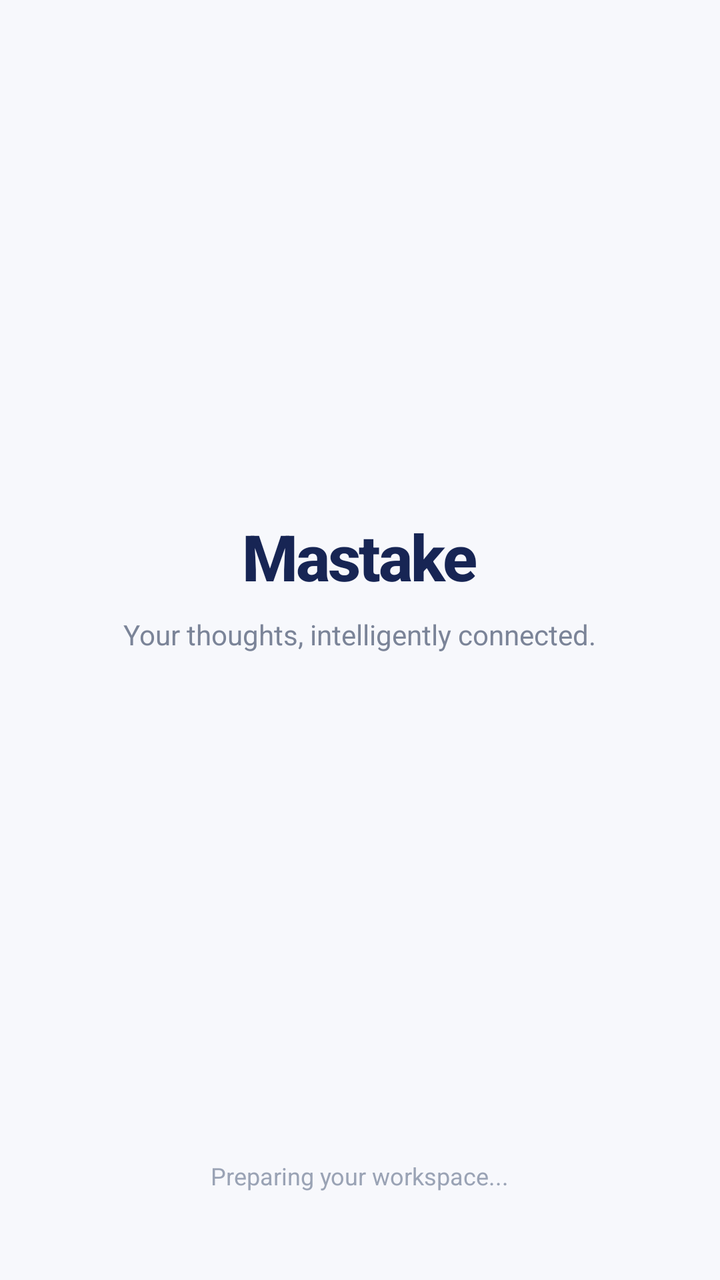
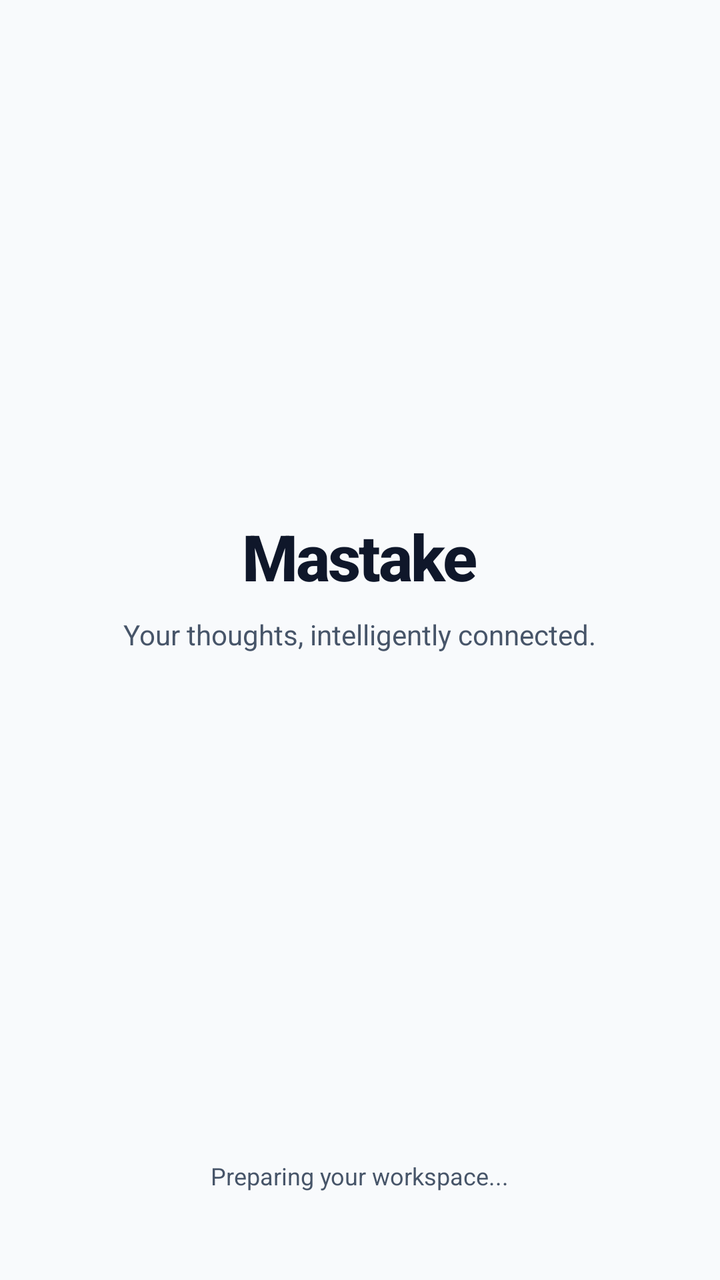

Compare the two renders of this Android layout. The source of the first and the diff that turns it into the second are given below.
<!-- AndroidManifest.xml: application theme Theme.Mastaka -->
<!-- res/layout/activity_splash.xml -->
<LinearLayout xmlns:android="http://schemas.android.com/apk/res/android"
    xmlns:tools="http://schemas.android.com/tools"
    android:id="@+id/main"
    android:layout_width="match_parent"
    android:layout_height="match_parent"
    android:orientation="vertical"
    android:gravity="center"
    android:background="#F7F8FC"
    android:padding="24dp"
    tools:context=".activities.SplashActivity">

    
    <LinearLayout
        android:layout_width="match_parent"
        android:layout_height="0dp"
        android:layout_weight="1"
        android:gravity="center"
        android:orientation="vertical">

        











        
        <TextView
            android:layout_width="wrap_content"
            android:layout_height="wrap_content"
            android:layout_marginTop="24dp"
            android:text="Mastake"
            android:textColor="#172554"
            android:textSize="32sp"
            android:textStyle="bold"
            android:fontFamily="sans-serif-medium"
            android:letterSpacing="-0.03" />

        
        <TextView
            android:layout_width="wrap_content"
            android:layout_height="wrap_content"
            android:layout_marginTop="8dp"
            android:text="Your thoughts, intelligently connected."
            android:textColor="#7B8498"
            android:textSize="14sp"
            android:fontFamily="sans-serif"
            android:gravity="center" />

    </LinearLayout>

    
    <LinearLayout
        android:layout_width="match_parent"
        android:layout_height="wrap_content"
        android:orientation="vertical"
        android:gravity="center"
        android:layout_marginBottom="20dp">

        <ProgressBar
            android:layout_width="32dp"
            android:layout_height="32dp"
            android:indeterminate="true"
            android:indeterminateTint="#536DFE" />

        <TextView
            android:layout_width="wrap_content"
            android:layout_height="wrap_content"
            android:layout_marginTop="12dp"
            android:text="Preparing your workspace..."
            android:textColor="#9AA3B5"
            android:textSize="12sp" />

    </LinearLayout>

</LinearLayout>
<!-- resources referenced by this layout -->
<resources>
  <style name="Theme.Mastaka" parent="Base.Theme.Mastaka" />
  <style name="Base.Theme.Mastaka" parent="Theme.Material3.DayNight.NoActionBar">
          
          
      </style>
</resources>

<!-- the commit's change to res/layout/activity_splash.xml (unified diff, before → after) -->
@@ -5,7 +5,7 @@
     android:layout_height="match_parent"
     android:orientation="vertical"
     android:gravity="center"
-    android:background="#F7F8FC"
+    android:background="?attr/colorSurface"
     android:padding="24dp"
     tools:context=".activities.SplashActivity">
 
@@ -18,24 +18,12 @@
         android:orientation="vertical">
 
         
-
-
-
-
-
-
-
-
-
-
-
-        
         <TextView
             android:layout_width="wrap_content"
             android:layout_height="wrap_content"
             android:layout_marginTop="24dp"
             android:text="Mastake"
-            android:textColor="#172554"
+            android:textColor="?attr/colorOnSurface"
             android:textSize="32sp"
             android:textStyle="bold"
             android:fontFamily="sans-serif-medium"
@@ -47,7 +35,7 @@
             android:layout_height="wrap_content"
             android:layout_marginTop="8dp"
             android:text="Your thoughts, intelligently connected."
-            android:textColor="#7B8498"
+            android:textColor="?attr/colorOnSurfaceVariant"
             android:textSize="14sp"
             android:fontFamily="sans-serif"
             android:gravity="center" />
@@ -66,14 +54,14 @@
             android:layout_width="32dp"
             android:layout_height="32dp"
             android:indeterminate="true"
-            android:indeterminateTint="#536DFE" />
+            android:indeterminateTint="?attr/colorPrimary" />
 
         <TextView
             android:layout_width="wrap_content"
             android:layout_height="wrap_content"
             android:layout_marginTop="12dp"
             android:text="Preparing your workspace..."
-            android:textColor="#9AA3B5"
+            android:textColor="?attr/colorOnSurfaceVariant"
             android:textSize="12sp" />
 
     </LinearLayout>
<!-- resource entries referenced after the edit -->
@@ -2,8 +2,49 @@
 <resources>
   <style name="Theme.Mastaka" parent="Base.Theme.Mastaka" />
   <style name="Base.Theme.Mastaka" parent="Theme.Material3.DayNight.NoActionBar">
+          <item name="colorPrimary">@color/primary</item>
+          <item name="colorOnPrimary">@color/onPrimary</item>
+          <item name="colorPrimaryContainer">@color/primaryContainer</item>
+          <item name="colorOnPrimaryContainer">@color/onPrimaryContainer</item>
+          <item name="colorSecondary">@color/secondary</item>
+          <item name="colorOnSecondary">@color/onSecondary</item>
+          <item name="colorSecondaryContainer">@color/secondaryContainer</item>
+          <item name="colorOnSecondaryContainer">@color/onSecondaryContainer</item>
+          <item name="colorSurface">@color/surface</item>
+          <item name="colorOnSurface">@color/onSurface</item>
+          <item name="colorSurfaceVariant">@color/surfaceVariant</item>
+          <item name="colorOnSurfaceVariant">@color/onSurfaceVariant</item>
+          <item name="colorOutline">@color/outline</item>
+          <item name="colorError">@color/error</item>
+          <item name="colorOnError">@color/onError</item>
+          <item name="android:windowBackground">@color/surface</item>
           
           
+          <item name="shapeAppearanceMediumComponent">@style/ShapeAppearance.Mastaka.Medium</item>
+          <item name="shapeAppearanceLargeComponent">@style/ShapeAppearance.Mastaka.Large</item>
+      </style>
+  <color name="primary">#4F46E5</color>
+  <color name="onPrimary">#FFFFFF</color>
+  <color name="primaryContainer">#EEF2FF</color>
+  <color name="onPrimaryContainer">#1E1B4B</color>
+  <color name="secondary">#0EA5E9</color>
+  <color name="onSecondary">#FFFFFF</color>
+  <color name="secondaryContainer">#E0F2FE</color>
+  <color name="onSecondaryContainer">#0369A1</color>
+  <color name="surface">#F8FAFC</color>
+  <color name="onSurface">#0F172A</color>
+  <color name="surfaceVariant">#F1F5F9</color>
+  <color name="onSurfaceVariant">#475569</color>
+  <color name="outline">#CBD5E1</color>
+  <color name="error">#EF4444</color>
+  <color name="onError">#FFFFFF</color>
+  <style name="ShapeAppearance.Mastaka.Medium" parent="ShapeAppearance.Material3.MediumComponent">
+          <item name="cornerFamily">rounded</item>
+          <item name="cornerSize">12dp</item>
+      </style>
+  <style name="ShapeAppearance.Mastaka.Large" parent="ShapeAppearance.Material3.LargeComponent">
+          <item name="cornerFamily">rounded</item>
+          <item name="cornerSize">16dp</item>
       </style>
 </resources>
 
